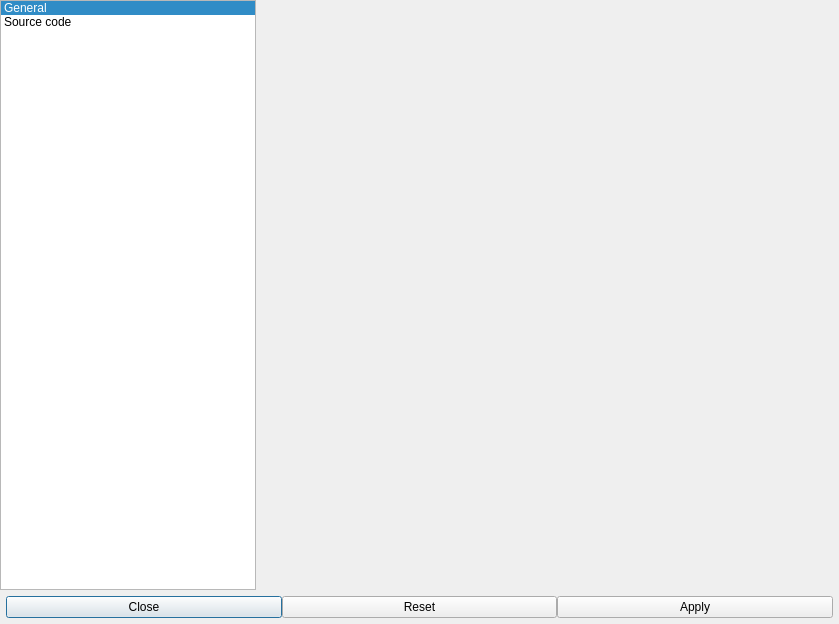
First picture: the form in libs/QtGuiFiles/UiFiles/SettingsDialog.ui, repository krysolemur/WebScope, before the edit.
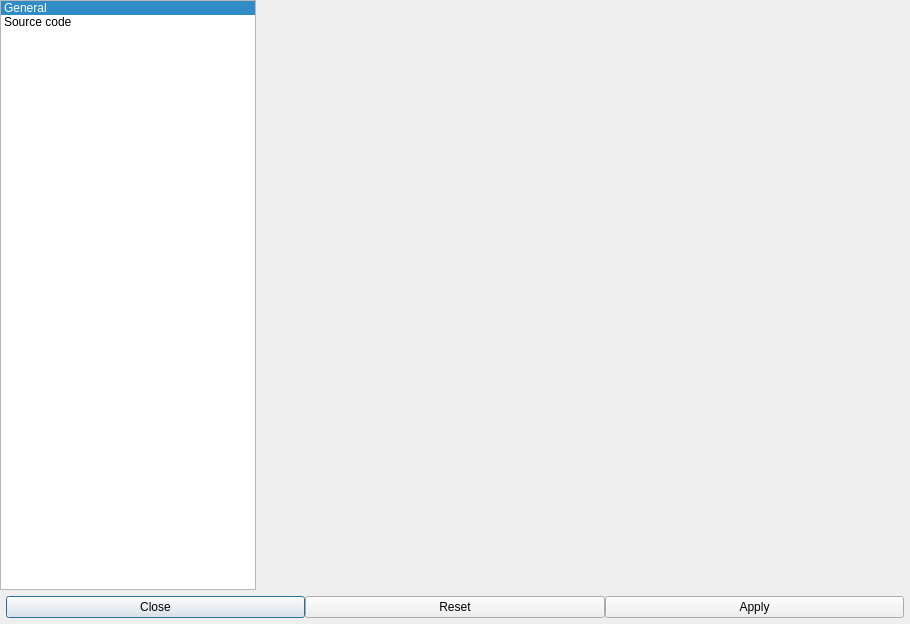
Second picture: the form after the edit.

Commit message: Added logging buttons settings.

The edit to the form file:
```diff
--- a/libs/QtGuiFiles/UiFiles/SettingsDialog.ui
+++ b/libs/QtGuiFiles/UiFiles/SettingsDialog.ui
@@ -9,19 +9,19 @@
    <rect>
     <x>0</x>
     <y>0</y>
-    <width>839</width>
+    <width>910</width>
     <height>624</height>
    </rect>
   </property>
   <property name="sizePolicy">
-   <sizepolicy hsizetype="Expanding" vsizetype="Expanding">
+   <sizepolicy hsizetype="Preferred" vsizetype="Preferred">
     <horstretch>0</horstretch>
     <verstretch>0</verstretch>
    </sizepolicy>
   </property>
   <property name="minimumSize">
    <size>
-    <width>660</width>
+    <width>0</width>
     <height>0</height>
    </size>
   </property>
@@ -45,7 +45,7 @@
     <number>0</number>
    </property>
    <property name="sizeConstraint">
-    <enum>QLayout::SetMinimumSize</enum>
+    <enum>QLayout::SetDefaultConstraint</enum>
    </property>
    <property name="leftMargin">
     <number>0</number>
@@ -93,14 +93,14 @@
      <item>
       <widget class="QStackedWidget" name="settingsWidget">
        <property name="sizePolicy">
-        <sizepolicy hsizetype="Expanding" vsizetype="Expanding">
+        <sizepolicy hsizetype="Preferred" vsizetype="Preferred">
          <horstretch>0</horstretch>
          <verstretch>0</verstretch>
         </sizepolicy>
        </property>
        <property name="minimumSize">
         <size>
-         <width>402</width>
+         <width>0</width>
          <height>0</height>
         </size>
        </property>
@@ -112,7 +112,7 @@
     </layout>
    </item>
    <item>
-    <layout class="QHBoxLayout" name="buttonsLayout" stretch="1,1,1">
+    <layout class="QHBoxLayout" name="buttonsLayout" stretch="0,0,0">
      <property name="sizeConstraint">
       <enum>QLayout::SetDefaultConstraint</enum>
      </property>
@@ -132,7 +132,7 @@
       <widget class="QPushButton" name="cancelButton">
        <property name="sizePolicy">
         <sizepolicy hsizetype="Preferred" vsizetype="Fixed">
-         <horstretch>1</horstretch>
+         <horstretch>0</horstretch>
          <verstretch>0</verstretch>
         </sizepolicy>
        </property>
@@ -145,7 +145,7 @@
       <widget class="QPushButton" name="resetButton">
        <property name="sizePolicy">
         <sizepolicy hsizetype="Preferred" vsizetype="Fixed">
-         <horstretch>1</horstretch>
+         <horstretch>0</horstretch>
          <verstretch>0</verstretch>
         </sizepolicy>
        </property>
@@ -158,7 +158,7 @@
       <widget class="QPushButton" name="applyButton">
        <property name="sizePolicy">
         <sizepolicy hsizetype="Preferred" vsizetype="Fixed">
-         <horstretch>1</horstretch>
+         <horstretch>0</horstretch>
          <verstretch>0</verstretch>
         </sizepolicy>
        </property>
```
Left out of the diff: 4 changed lines with no effect on the pictures. The commit also changes 17 other files.
